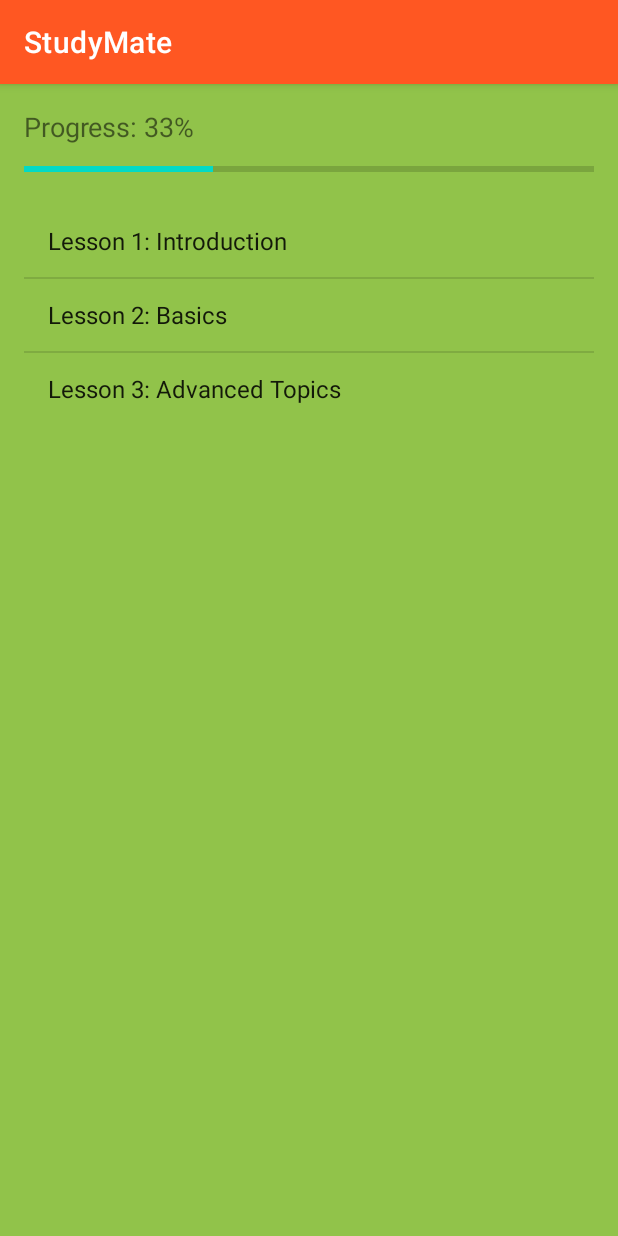
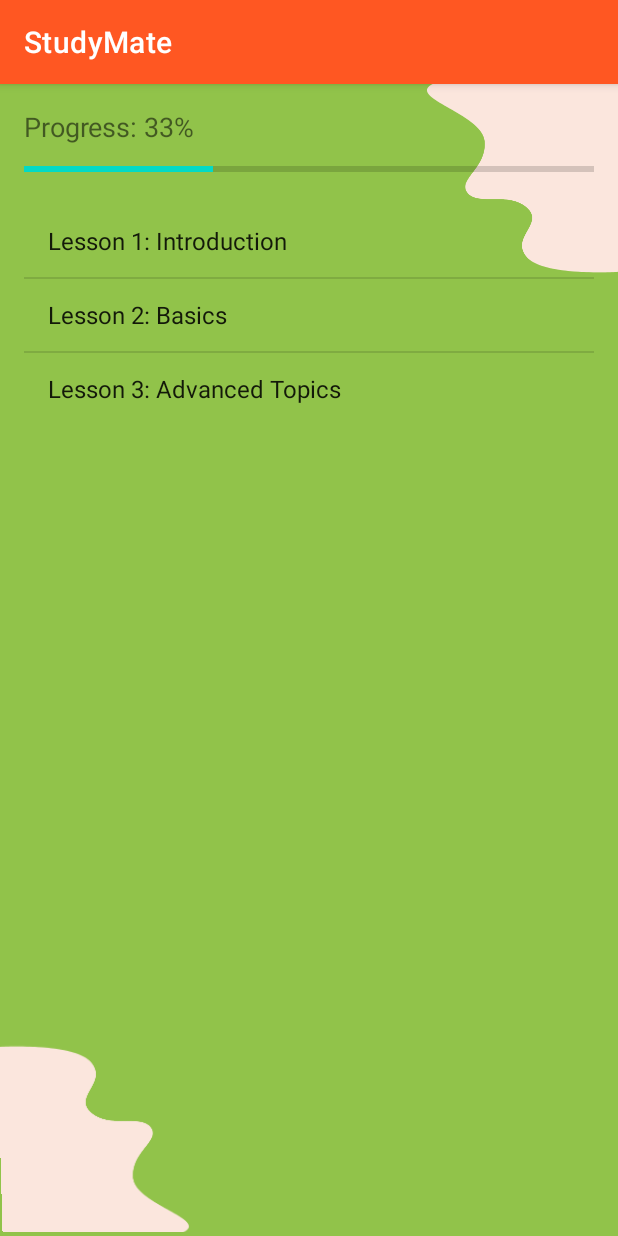
Before and after one commit to SahanNavinda/StudyMate, an Android app built with Jetpack Compose: the LessonActivity screen opened directly, with no data from a screen before it, on a phone screen of 412 x 824 dp. Run offline under Robolectric (Android 15) with nearby library versions, the phone set to English and light mode, and no system bars.

Commit message:
Initial commit

```diff
--- a/app/src/main/java/com/example/myedu/Home.java
+++ b/app/src/main/java/com/example/myedu/Home.java
@@ -61,7 +61,7 @@ public class Home extends AppCompatActivity {
         // Set click listeners for the boxes
         box1.setOnClickListener(v -> {
             // Navigate to the Quiz Activity (or any other activity you want)
-            Intent intent = new Intent(Home.this, QuizActivity6.class);
+            Intent intent = new Intent(Home.this, LessonActivity.class);
             startActivity(intent);
         });
 
@@ -73,13 +73,13 @@ public class Home extends AppCompatActivity {
 
         box3.setOnClickListener(v -> {
             // Navigate to the Quiz Activity (or any other activity you want)
-            Intent intent = new Intent(Home.this, QuizActivity6.class);
+            Intent intent = new Intent(Home.this, LessonActivity.class);
             startActivity(intent);
         });
 
         box4.setOnClickListener(v -> {
             // Navigate to the Quiz Activity (or any other activity you want)
-            Intent intent = new Intent(Home.this, QuizActivity6.class);
+            Intent intent = new Intent(Home.this, LessonActivity.class);
             startActivity(intent);
         });
     }
--- a/app/src/main/res/layout/activity_lesson.xml
+++ b/app/src/main/res/layout/activity_lesson.xml
@@ -1,8 +1,35 @@
 <?xml version="1.0" encoding="utf-8"?>
-<LinearLayout xmlns:android="http://schemas.android.com/apk/res/android"
+<androidx.constraintlayout.widget.ConstraintLayout xmlns:android="http://schemas.android.com/apk/res/android"
+    xmlns:app="http://schemas.android.com/apk/res-auto"
+    xmlns:tools="http://schemas.android.com/tools"
+
     android:layout_width="match_parent"
     android:layout_height="match_parent"
     android:background="#91C34A"
+    >
+
+    <ImageView
+        android:id="@+id/imageView6"
+        android:layout_width="wrap_content"
+        android:layout_height="wrap_content"
+        android:rotationX="171"
+        android:rotationY="180"
+        app:layout_constraintBottom_toBottomOf="parent"
+        app:layout_constraintStart_toStartOf="parent"
+        app:srcCompat="@drawable/top_tight" />
+
+    <ImageView
+        android:id="@+id/imageView5"
+        android:layout_width="wrap_content"
+        android:layout_height="wrap_content"
+        app:layout_constraintEnd_toEndOf="parent"
+        app:layout_constraintTop_toTopOf="parent"
+        app:srcCompat="@drawable/top_tight" />
+
+    <LinearLayout
+        android:layout_width="match_parent"
+    android:layout_height="match_parent"
+
     android:orientation="vertical"
     android:padding="16dp">
 
@@ -26,5 +53,8 @@
         android:id="@+id/lessonList"
         android:layout_width="match_parent"
         android:layout_height="wrap_content"
-        android:layout_marginTop="16dp" />
+        android:layout_marginTop="16dp" >
+
+    </ListView>
 </LinearLayout>
+</androidx.constraintlayout.widget.ConstraintLayout>
```
Also changed, not shown: app/src/main/res/layout/activity_profile.xml (+6 -1 lines).
